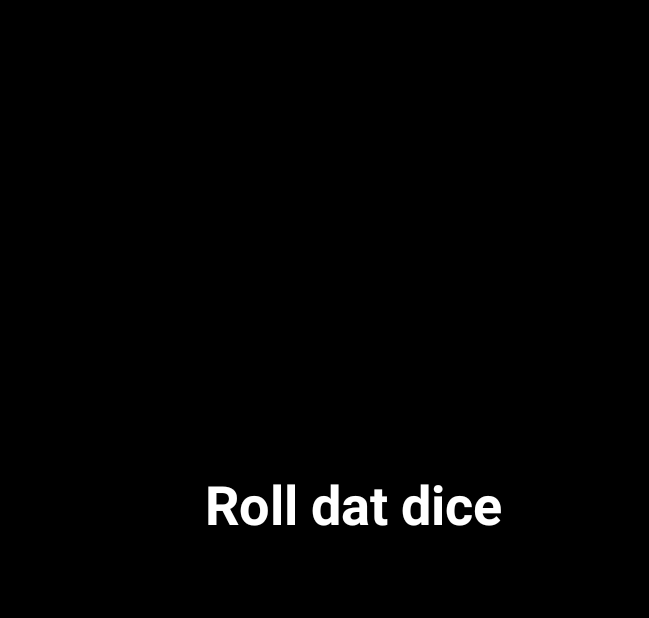
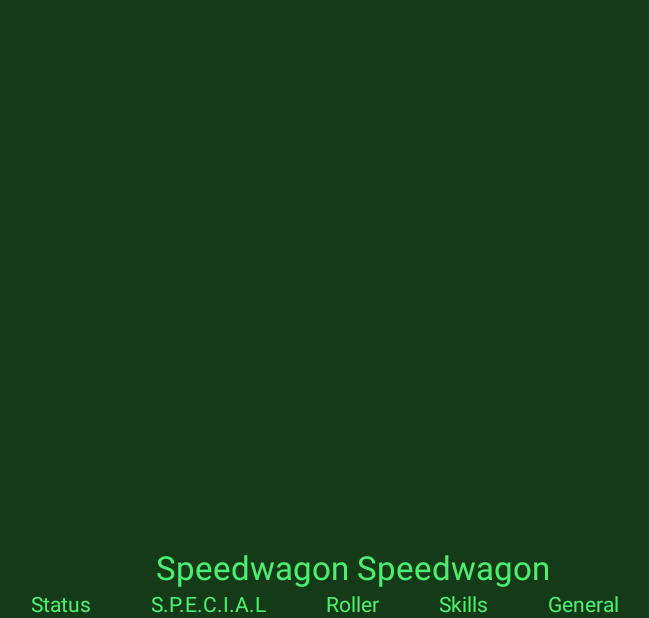
Before and after one commit to Micadurp/FalloutPnPRoller, an Android app: the screen it shows after launch (DiceRoller), on a phone screen of 824 x 412 dp (held sideways). Shown: the whole screen, without its empty margins (265-914 px from the left). Run offline under Robolectric (Android 15) with nearby library versions, the phone set to English and light mode, and no system bars.

Commit message:
A decent menu added

```diff
--- a/RollerApp/build.gradle
+++ b/RollerApp/build.gradle
@@ -6,7 +6,7 @@ android {
 
     defaultConfig {
         applicationId "me.durp.falloutpnproller"
-        minSdkVersion 15
+        minSdkVersion 16
         targetSdkVersion 23
         versionCode 1
         versionName "1.0"
--- a/RollerApp/src/main/java/me/durp/falloutpnproller/DiceRoller.java
+++ b/RollerApp/src/main/java/me/durp/falloutpnproller/DiceRoller.java
@@ -13,8 +13,6 @@ public class DiceRoller extends Activity {
     @Override
     protected void onCreate(Bundle pSavedInstanceState) {
         super.onCreate(pSavedInstanceState);
-        getWindow().setFlags(WindowManager.LayoutParams.FLAG_FULLSCREEN, WindowManager.LayoutParams.FLAG_FULLSCREEN);
-        setRequestedOrientation(ActivityInfo.SCREEN_ORIENTATION_LANDSCAPE);
         setContentView(R.layout.activity_dice_roller);
     }
 }
--- a/RollerApp/src/main/res/layout/activity_dice_roller.xml
+++ b/RollerApp/src/main/res/layout/activity_dice_roller.xml
@@ -1,17 +1,20 @@
 <?xml version="1.0" encoding="utf-8"?>
 <RelativeLayout xmlns:android="http://schemas.android.com/apk/res/android"
+    android:orientation="horizontal"
     android:layout_width="match_parent"
-    android:layout_height="match_parent">
+    android:layout_height="match_parent"
+    android:background="@color/colorPrimaryBackground">
+
+    <include layout="@layout/main_menu"/>
 
     <TextView
-        android:id="@+id/caption"
-        android:layout_width="fill_parent"
+        android:layout_width="wrap_content"
         android:layout_height="wrap_content"
-        android:layout_marginBottom="52dp"
-        android:textSize="36dp"
-        android:textColor="#ffffff"
-        android:textStyle="bold"
-        android:gravity="center_horizontal"
-        android:layout_alignParentBottom="true"
-        android:text="@string/dice_roller" />
+        android:textColor="@color/colorPrimaryText"
+        android:textAppearance="?android:attr/textAppearanceLarge"
+        android:text="@string/character_name"
+        android:id="@+id/textView"
+        android:layout_above="@+id/menuLayout"
+        android:layout_centerHorizontal="true" />
+
 </RelativeLayout>
--- /dev/null
+++ b/RollerApp/src/main/res/layout/main_menu.xml
@@ -0,0 +1,71 @@
+<?xml version="1.0" encoding="utf-8"?>
+<RelativeLayout
+    xmlns:android="http://schemas.android.com/apk/res/android"
+    android:orientation="horizontal"
+    android:layout_width="match_parent"
+    android:layout_height="wrap_content"
+    android:layout_alignParentBottom="true"
+    android:layout_centerHorizontal="true"
+    android:rowCount="1"
+    android:rowOrderPreserved="false"
+    android:useDefaultMargins="false"
+    android:id="@+id/menuLayout">
+
+    <Button
+        style="?android:attr/buttonStyleSmall"
+        android:layout_width="wrap_content"
+        android:layout_height="wrap_content"
+        android:background="@android:color/transparent"
+        android:textColor="@color/colorPrimaryText"
+        android:text="@string/menu_button_1"
+        android:id="@+id/menuButton2"
+        android:layout_alignParentTop="true"
+        android:layout_toLeftOf="@+id/menuButton3"
+        android:layout_marginRight="40dp" />
+
+    <Button
+        style="?android:attr/buttonStyleSmall"
+        android:layout_width="wrap_content"
+        android:layout_height="wrap_content"
+        android:background="@android:color/transparent"
+        android:textColor="@color/colorPrimaryText"
+        android:text="@string/menu_button_2"
+        android:id="@+id/menuButton3"
+        android:layout_marginRight="40dp"
+        android:layout_alignParentTop="true"
+        android:layout_toLeftOf="@+id/menuButton4"/>
+
+    <Button
+        style="?android:attr/buttonStyleSmall"
+        android:layout_width="wrap_content"
+        android:layout_height="wrap_content"
+        android:background="@android:color/transparent"
+        android:textColor="@color/colorPrimaryText"
+        android:text="@string/menu_button_3"
+        android:id="@+id/menuButton4"
+        android:layout_centerHorizontal="true" />
+
+    <Button
+        style="?android:attr/buttonStyleSmall"
+        android:layout_width="wrap_content"
+        android:layout_height="wrap_content"
+        android:background="@android:color/transparent"
+        android:textColor="@color/colorPrimaryText"
+        android:text="@string/menu_button_4"
+        android:id="@+id/menuButton5"
+        android:layout_alignParentTop="true"
+        android:layout_toRightOf="@+id/menuButton4"
+        android:layout_marginLeft="40dp" />
+
+    <Button
+        style="?android:attr/buttonStyleSmall"
+        android:layout_width="wrap_content"
+        android:layout_height="wrap_content"
+        android:background="@android:color/transparent"
+        android:textColor="@color/colorPrimaryText"
+        android:text="@string/menu_button_5"
+        android:id="@+id/menuButton6"
+        android:layout_alignParentTop="true"
+        android:layout_toRightOf="@+id/menuButton5"
+        android:layout_marginLeft="40dp" />
+</RelativeLayout>
--- a/RollerApp/src/main/res/values/colors.xml
+++ b/RollerApp/src/main/res/values/colors.xml
@@ -3,4 +3,6 @@
     <color name="colorPrimary">#3F51B5</color>
     <color name="colorPrimaryDark">#303F9F</color>
     <color name="colorAccent">#FF4081</color>
+    <color name="colorPrimaryBackground">#143A17</color>
+    <color name="colorPrimaryText">#4CEE6F</color>
 </resources>
--- a/RollerApp/src/main/res/values/strings.xml
+++ b/RollerApp/src/main/res/values/strings.xml
@@ -1,4 +1,10 @@
 <resources>
     <string name="app_name">FalloutPnPRoller</string>
-    <string name="dice_roller">Roll dat dice</string>
+    <string name="dice_roller">This is text</string>
+    <string name="character_name">Speedwagon Speedwagon</string>
+    <string name="menu_button_1">Status</string>
+    <string name="menu_button_2">S.P.E.C.I.A.L</string>
+    <string name="menu_button_3">Roller</string>
+    <string name="menu_button_4">Skills</string>
+    <string name="menu_button_5">General</string>
 </resources>
--- a/RollerApp/src/main/res/values/styles.xml
+++ b/RollerApp/src/main/res/values/styles.xml
@@ -1,7 +1,7 @@
 <resources>
 
     <!-- Base application theme. -->
-    <style name="AppTheme" parent="Theme.AppCompat.Light.DarkActionBar">
+    <style name="AppTheme" parent="Base.Theme.AppCompat.Light.DarkActionBar">
         <!-- Customize your theme here. -->
         <item name="colorPrimary">@color/colorPrimary</item>
         <item name="colorPrimaryDark">@color/colorPrimaryDark</item>
```
